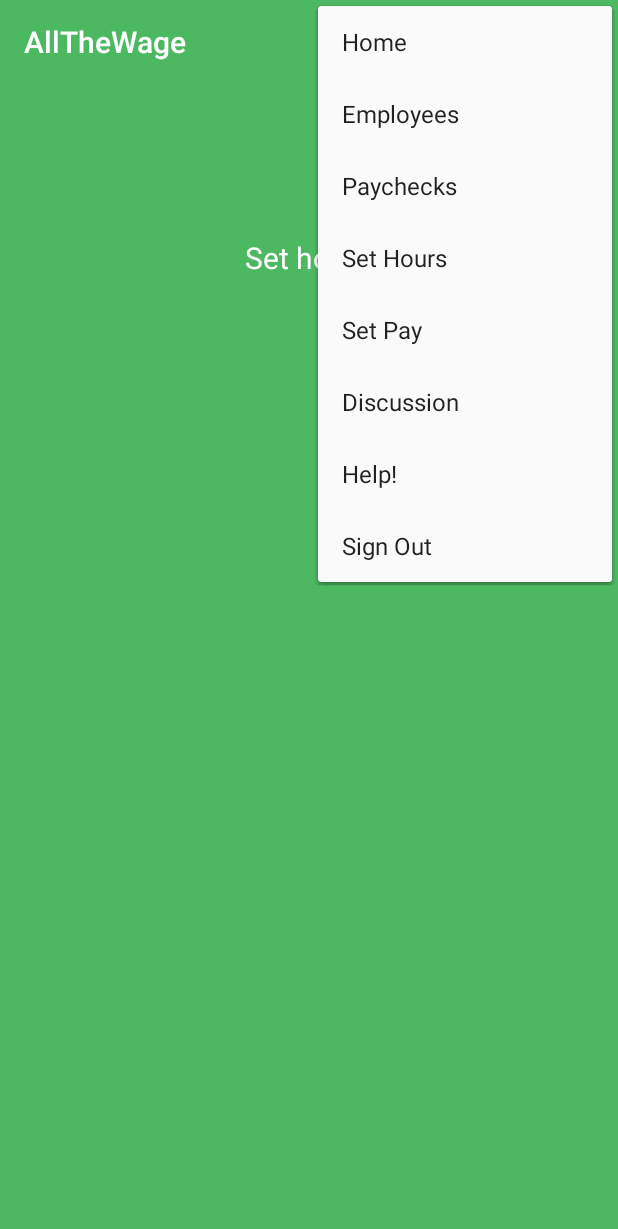
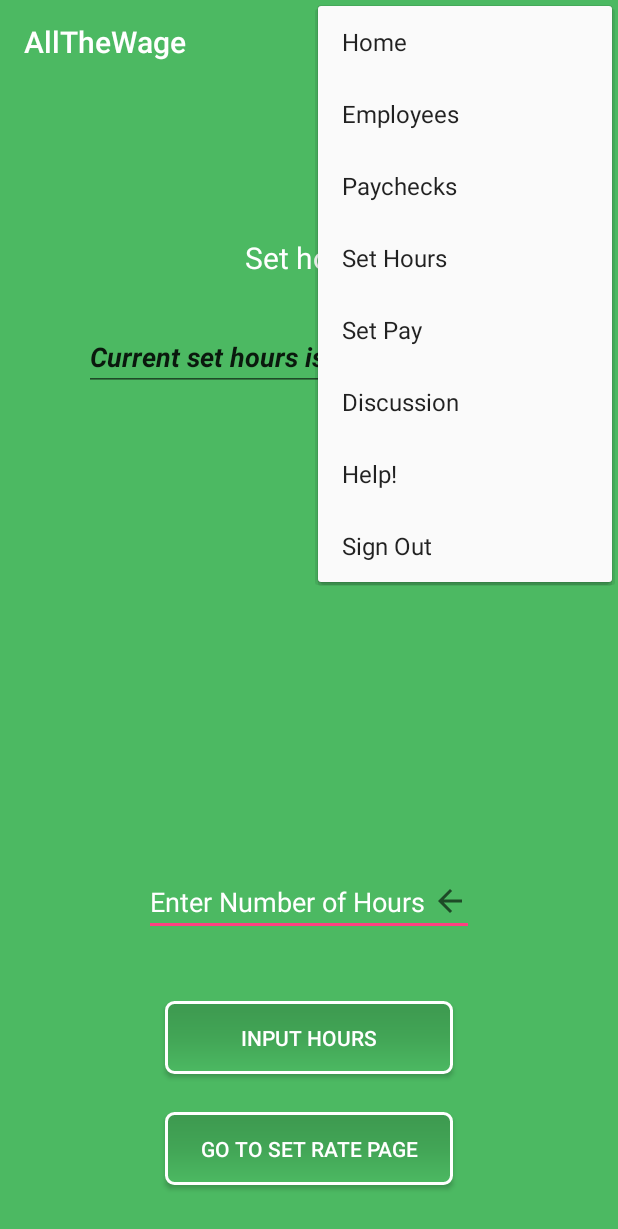
Before and after one commit to AllTheWage/AndroidAllTheWage, an Android app: the set_hours screen opened directly, with no data from a screen before it, with the options menu open, on a phone screen of 412 x 824 dp. Shown: the top 1229 px of the screen. Run offline under Robolectric (Android 15) with nearby library versions, the phone set to English and light mode, and no system bars.

Commit message:
Modified set_hours
Added interface and methods in the set_hours.java and set_hours.xml

```diff
--- a/AllTheWage/app/src/main/java/com/example/alex/allthewage/set_hours.java
+++ b/AllTheWage/app/src/main/java/com/example/alex/allthewage/set_hours.java
@@ -7,12 +7,36 @@ import android.support.v7.app.AppCompatActivity;
 import android.support.v7.widget.Toolbar;
 import android.view.Menu;
 import android.view.MenuItem;
+import android.view.View;
+import android.widget.Button;
+import android.widget.EditText;
+import android.widget.TextView;
 
 /**
  * Created by Alex on 11/1/2017.
+ * Modified by Jamine Guo on 11/5/2017.
+ *
+ * List of things to work on:
+ *      - Limit input value for only numbers (hoping to be able to assign specific keyboard instead)
+ *      - Add exception for null value input click
+ *      - Alignment of title
+ *      - Getting and saving current hour/rate from "employee profile"
+ *      - Change onCreate text for currentHourText to display current hour initially, 0 if nothing
+ *      - Maybe include a "current rate"
+ *      - Remove the underline in currentHourText
+ *      - Change reselect method when clicked
  */
 
 public class set_hours extends AppCompatActivity {
+
+    private double hours;
+    TextView currentHourDisplayText;
+    EditText enterHourText;
+
+    double getHours(){
+        return hours;
+    }
+
     @Override
     protected void onCreate(@Nullable Bundle savedInstanceState) {
         super.onCreate(savedInstanceState);
@@ -23,6 +47,32 @@ public class set_hours extends AppCompatActivity {
         // Make sure the toolbar exists in the activity and is not null
         setSupportActionBar(toolbar);
 
+        currentHourDisplayText = (TextView) findViewById(R.id.currentHourDisplayText);
+        enterHourText = (EditText) findViewById(R.id.enterHourText);
+
+        Button inputHourButton = (Button) findViewById(R.id.inputHoursButton);
+        inputHourButton.setOnClickListener(new View.OnClickListener() {
+            @Override
+            public void onClick(View v) {
+                hours = Double.parseDouble(enterHourText.getText().toString());
+
+                if(hours == 1.0)
+                    currentHourDisplayText.setText("Current set hours is " + hours + " hour");
+                else
+                    currentHourDisplayText.setText("Current set hours is " + hours + " hours");
+                enterHourText.setText("Success! Reset?");
+                enterHourText.selectAll(); //Current way of reselecting but pref figuring out a dif way
+            }
+        });
+
+        Button setRateButton = (Button) findViewById(R.id.setRateButton);
+        setRateButton.setOnClickListener(new View.OnClickListener() {
+            @Override
+            public void onClick(View v) {
+                Intent setPayIntent = new Intent (set_hours.this, set_pay_rate.class);
+                startActivity(setPayIntent);
+            }
+        });
     }
 
 
--- a/AllTheWage/app/src/main/res/layout/set_hours.xml
+++ b/AllTheWage/app/src/main/res/layout/set_hours.xml
@@ -1,6 +1,7 @@
 <?xml version="1.0" encoding="utf-8"?>
 <LinearLayout xmlns:android="http://schemas.android.com/apk/res/android"
     xmlns:app="http://schemas.android.com/apk/res-auto"
+    xmlns:tools="http://schemas.android.com/tools"
     android:orientation="vertical"
     android:layout_width="match_parent"
     android:layout_height="match_parent"
@@ -17,18 +18,72 @@
     </android.support.v7.widget.Toolbar>
 
     <RelativeLayout
+        android:id="@+id/currentHourText"
         android:layout_width="match_parent"
         android:layout_height="match_parent">
 
         <TextView
+            android:id="@+id/textView"
             android:layout_width="wrap_content"
             android:layout_height="wrap_content"
+            android:layout_alignParentTop="true"
+            android:layout_centerHorizontal="true"
+            android:layout_marginTop="102dp"
+            android:paddingBottom="30dp"
             android:text="Set hours"
             android:textColor="#fff"
-            android:textSize="20sp"
-            android:layout_alignParentTop="true"
+            android:textSize="20sp" />
+
+        <Button
+            android:id="@+id/setRateButton"
+            android:layout_width="@android:dimen/thumbnail_width"
+            android:layout_height="wrap_content"
+            android:layout_alignParentBottom="true"
+            android:layout_alignStart="@+id/inputHoursButton"
+            android:layout_marginBottom="34dp"
+            android:background="@drawable/custom_button1"
+            android:text="Go to Set Rate Page"
+            android:textColor="#ffffffff" />
+
+        <Button
+            android:id="@+id/inputHoursButton"
+            android:layout_width="@android:dimen/thumbnail_width"
+            android:layout_height="wrap_content"
+            android:layout_above="@+id/setRateButton"
             android:layout_centerHorizontal="true"
-            android:layout_marginTop="102dp" />
+            android:layout_marginBottom="25dp"
+            android:background="@drawable/custom_button1"
+            android:text="Input Hours"
+            android:textColor="#ffffffff" />
+
+        <EditText
+            android:id="@+id/enterHourText"
+            android:layout_width="wrap_content"
+            android:layout_height="wrap_content"
+            android:layout_above="@+id/inputHoursButton"
+            android:layout_alignBottom="@id/AtwWhite2"
+            android:layout_centerHorizontal="true"
+            android:layout_marginBottom="43dp"
+            android:width="220dp"
+            android:drawableRight="?attr/actionModeCloseDrawable"
+            android:ems="10"
+            android:hint="Enter Number of Hours"
+            android:inputType="numberDecimal"
+            android:paddingTop="50dp"
+            android:textColor="#ffffffff"
+            android:textColorHint="#ffffffff" />
+
+        <EditText
+            android:id="@+id/currentHourDisplayText"
+            android:layout_width="wrap_content"
+            android:layout_height="wrap_content"
+            android:layout_below="@+id/textView"
+            android:layout_centerHorizontal="true"
+            android:width="300dp"
+            android:ems="10"
+            android:inputType="textEmailAddress|textPersonName"
+            android:text="Current set hours is ..."
+            android:textStyle="bold|italic" />
 
 
     </RelativeLayout>
```
